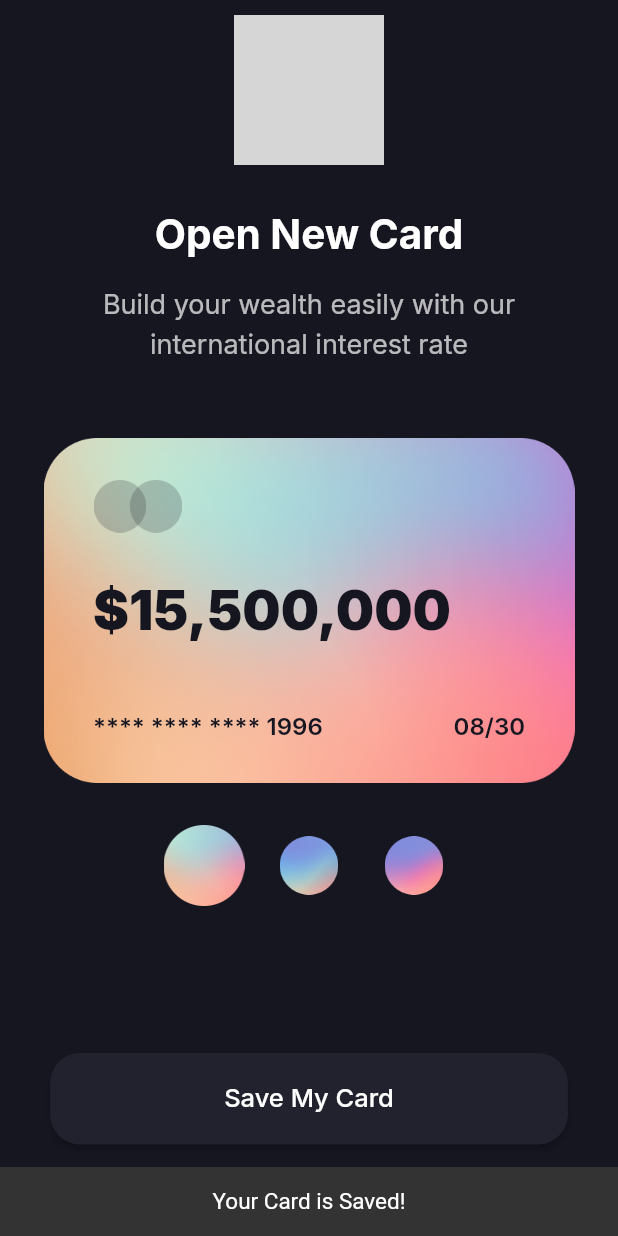
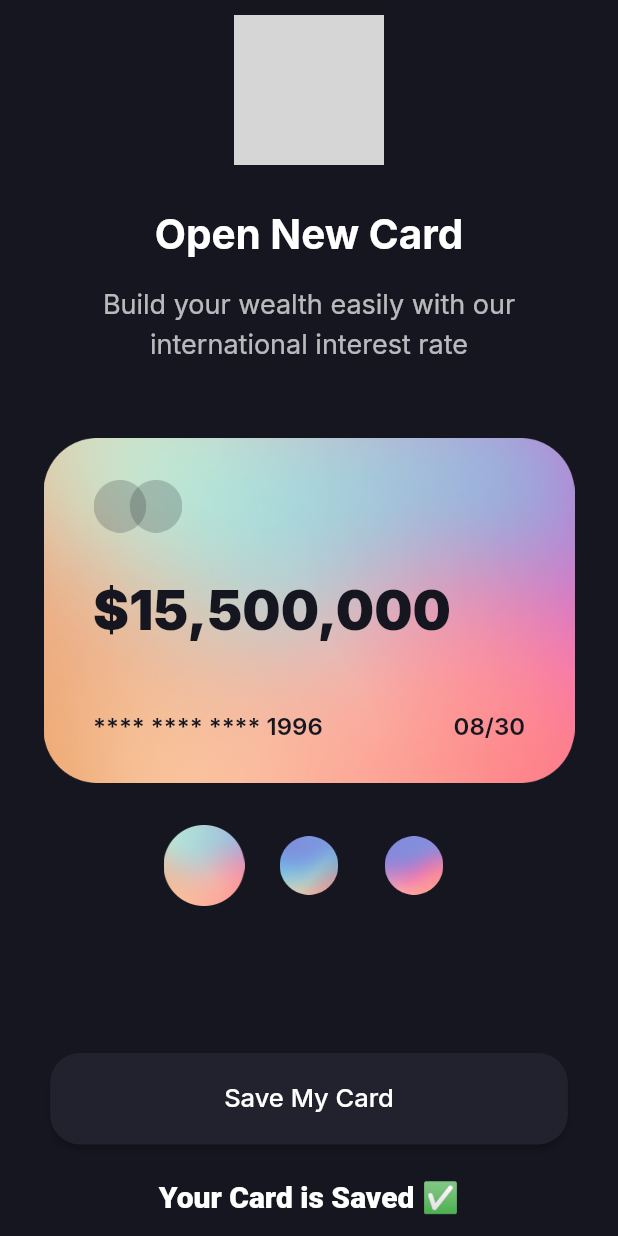
Before and after one commit to sajalAppdevs/card_ui, a Flutter app: the screen it shows after launch, after a tap on "Save My Card", on a phone screen of 412 x 824 dp. Run offline on Flutter 3.47's test engine with Material 2 defaults, Android fonts, the phone set to English and light mode, and no system bars; our stand-ins replace google_fonts; network calls fail; grey boxes are pictures that could not be loaded.

Commit message:
set scaffold background colour in Material App

```diff
--- a/lib/main.dart
+++ b/lib/main.dart
@@ -8,10 +8,11 @@ class MyApp extends StatelessWidget {
 
   @override
   Widget build(BuildContext context) {
-    return const MaterialApp(
+    return MaterialApp(
+      theme: ThemeData.light().copyWith(scaffoldBackgroundColor: const Color(0xff161621)),
       title: 'Credit Card Mobile App UI',
       debugShowCheckedModeBanner: false,
-      home: HomePage(),
+      home: const HomePage(),
     );
   }
 }
--- a/lib/screens/home.dart
+++ b/lib/screens/home.dart
@@ -16,11 +16,10 @@ class _HomePageState extends State<HomePage> {
   @override
   Widget build(BuildContext context) {
     return Scaffold(
-      backgroundColor: const Color(0xff161621),
+      //backgroundColor: const Color(0xff161621),
       body: SafeArea(
         child: Center(
           child: Column(
-            //crossAxisAlignment: CrossAxisAlignment.center,
             children: [
               const Padding(
                 padding: EdgeInsets.all(10.0),
@@ -58,7 +57,6 @@ class _HomePageState extends State<HomePage> {
                 height: 50,
               ),
               Container(
-                //padding: const EdgeInsets.all(10.0),
                 width: double.infinity,
                 height: 230,
                 decoration: BoxDecoration(
@@ -143,7 +141,7 @@ class _HomePageState extends State<HomePage> {
               Row(
                 mainAxisAlignment: MainAxisAlignment.center,
                 children: [
-                  Container(
+                  SizedBox(
                     height: btn1 ? 70 : 55,
                     width: 70,
                     child: IconButton(
@@ -162,7 +160,7 @@ class _HomePageState extends State<HomePage> {
                       ),
                     ),
                   ),
-                  Container(
+                  SizedBox(
                     height: btn2 ? 70 : 55,
                     width: 70,
                     child: IconButton(
@@ -181,7 +179,7 @@ class _HomePageState extends State<HomePage> {
                       ),
                     ),
                   ),
-                  Container(
+                  SizedBox(
                     height: btn3 ? 70 : 55,
                     width: 70,
                     child: IconButton(
@@ -216,11 +214,14 @@ class _HomePageState extends State<HomePage> {
                 ),
                 onPressed: () {
                   ScaffoldMessenger.of(context).showSnackBar(
-                    const SnackBar(
-                      content: Text(
-                        'Your Card is Saved!',
+                    SnackBar(
+                      //backgroundColor: Color(0xff161621),
+                      backgroundColor: Theme.of(context).scaffoldBackgroundColor,
+                      content: const Text(
+                        'Your Card is Saved ✅',
                         style: TextStyle(
-                          fontSize: 15.0,
+                          fontSize: 20.0,
+                          fontWeight: FontWeight.w900,
                         ),
                         textAlign: TextAlign.center,
                       ),
```
